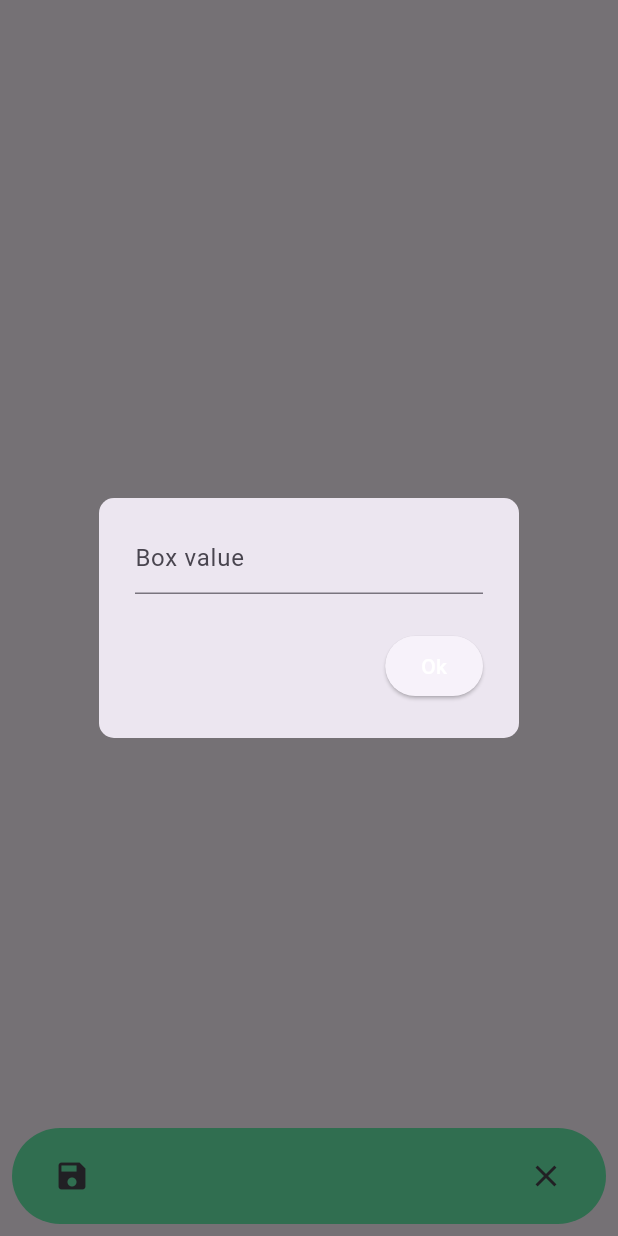
After one commit to twhc20/one_handed_cursor, a Flutter app: the Draw screen opened directly, after a tap on the "save" icon, on a phone screen of 412 x 824 dp. The commit adds this screen. Run offline on Flutter 3.47's test engine with Material 3 defaults, Android fonts, the phone set to English and light mode, and no system bars; our stand-ins replace flutter_riverpod.

Commit message:
Moved the shape detector to it's own widget

```diff
--- /dev/null
+++ b/lib/custom_widgets/shape_detector.dart
@@ -0,0 +1,155 @@
+import 'package:flutter/material.dart';
+import 'package:one_handed_cursor/pages/gesture_detector_page.dart';
+import 'package:one_handed_cursor/unistroke_recogniser/dialogs.dart';
+import 'package:one_handed_cursor/unistroke_recogniser/unistroke_recogniser.dart';
+
+class DrawingPainter extends CustomPainter {
+  DrawingPainter({required this.pointsList});
+
+  List<DrawingPoints> pointsList;
+  List<Offset> offsetPoints = List<Offset>.empty(growable: true);
+
+  @override
+  void paint(Canvas canvas, Size size) {
+    for (int i = 0; i < pointsList.length - 1; i++) {
+      canvas.drawLine(
+          pointsList[i].points, pointsList[i + 1].points, pointsList[i].paint);
+    }
+  }
+
+  @override
+  bool shouldRepaint(DrawingPainter oldDelegate) => true;
+}
+
+class DrawingPoints {
+  Paint paint;
+  Offset points;
+
+  DrawingPoints({required this.points, required this.paint});
+}
+
+// ignore: must_be_immutable
+class ShapeDetector extends StatefulWidget {
+  final Color selectedColor;
+  final double strokeWidth;
+  final List<DrawingPoints> points;
+  final double opacity;
+  final StrokeCap strokeCap;
+
+
+
+  const ShapeDetector(
+      {super.key,
+      required this.selectedColor,
+      required this.strokeWidth,
+      required this.points,
+      required this.opacity,
+      required this.strokeCap});
+
+  @override
+  State<ShapeDetector> createState() => _ShapeDetectorState();
+}
+
+class _ShapeDetectorState extends State<ShapeDetector> {
+  @override
+  Widget build(BuildContext context) {
+    return Scaffold(
+      bottomNavigationBar: Padding(
+        padding: const EdgeInsets.all(8.0),
+        child: Container(
+            padding: const EdgeInsets.only(left: 8.0, right: 8.0),
+            decoration: BoxDecoration(
+                borderRadius: BorderRadius.circular(50.0),
+                color: Colors.greenAccent),
+            child: Padding(
+              padding: const EdgeInsets.all(8.0),
+              child: Column(
+                mainAxisSize: MainAxisSize.min,
+                children: <Widget>[
+                  Row(
+                    mainAxisAlignment: MainAxisAlignment.spaceBetween,
+                    children: <Widget>[
+                      IconButton(
+                          icon: const Icon(Icons.save),
+                          onPressed: () async {
+                            final result = await Dialogs.inputDialog(
+                                context, "".toString());
+
+                            recognizer.addGesture(result, pointsToRecognize);
+                          }),
+                      IconButton(
+                          icon: const Icon(Icons.clear),
+                          onPressed: () {
+                            setState(() {
+                              widget.points.clear();
+                            });
+                          }),
+                    ],
+                  ),
+                ],
+              ),
+            )),
+      ),
+      body: Builder(
+        builder: (context) => GestureDetector(
+          onPanStart: (details) {
+            setState(() {
+              RenderBox? renderBox = context.findRenderObject() as RenderBox;
+              pointsToRecognize = List<Point>.empty(growable: true);
+              pointsToRecognize.add(Point(
+                  renderBox.globalToLocal(details.globalPosition).dx,
+                  renderBox.globalToLocal(details.globalPosition).dy));
+              widget.points.clear();
+              widget.points.add(DrawingPoints(
+                  points: renderBox.globalToLocal(details.globalPosition),
+                  paint: Paint()
+                    ..strokeCap = widget.strokeCap
+                    ..isAntiAlias = true
+                    ..color = widget.selectedColor
+                    ..strokeWidth = widget.strokeWidth));
+            });
+          },
+          onPanUpdate: (details) {
+            setState(() {
+              RenderBox? renderBox = context.findRenderObject() as RenderBox;
+              pointsToRecognize.add(Point(
+                  renderBox.globalToLocal(details.globalPosition).dx,
+                  renderBox.globalToLocal(details.globalPosition).dy));
+              widget.points.add(DrawingPoints(
+                  points: renderBox.globalToLocal(details.globalPosition),
+                  paint: Paint()
+                    ..strokeCap = widget.strokeCap
+                    ..isAntiAlias = true
+                    ..color = widget.selectedColor
+                    ..strokeWidth = widget.strokeWidth));
+            });
+          },
+          onPanEnd: (details) async {
+            setState(() {
+              widget.points.add(DrawingPoints(
+                  points: Offset.infinite,
+                  paint: Paint()
+                    ..strokeCap = widget.strokeCap
+                    ..isAntiAlias = true
+                    ..color = widget.selectedColor
+                    ..strokeWidth = widget.strokeWidth));
+            });
+            Result result =
+                await recognizer.recognize(pointsToRecognize, false);
+            final snackBar = SnackBar(
+                content: Text(
+                    "Result : name : ${result.name}, score : ${result.score}, ms : ${result.ms}"));
+            // ignore: use_build_context_synchronously
+            ScaffoldMessenger.of(context).showSnackBar(snackBar);
+          },
+          child: CustomPaint(
+            size: Size.infinite,
+            painter: DrawingPainter(
+              pointsList: widget.points,
+            ),
+          ),
+        ),
+      ),
+    );
+  }
+}
```
Also changed, not shown: lib/pages/gesture_detector_page.dart (+7 -123 lines).
